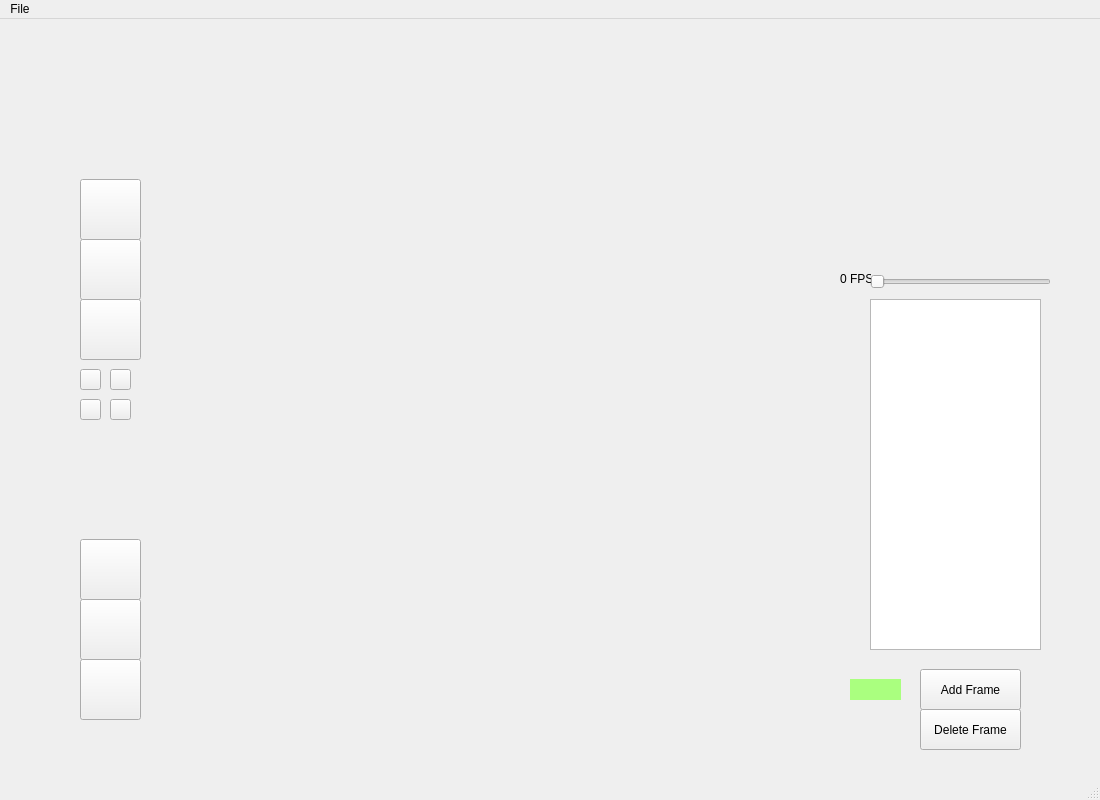
Before: the Qt Designer form SpriteEditor/spriteview.ui in bestcreator01/sprite-editor, drawn with Qt 5.
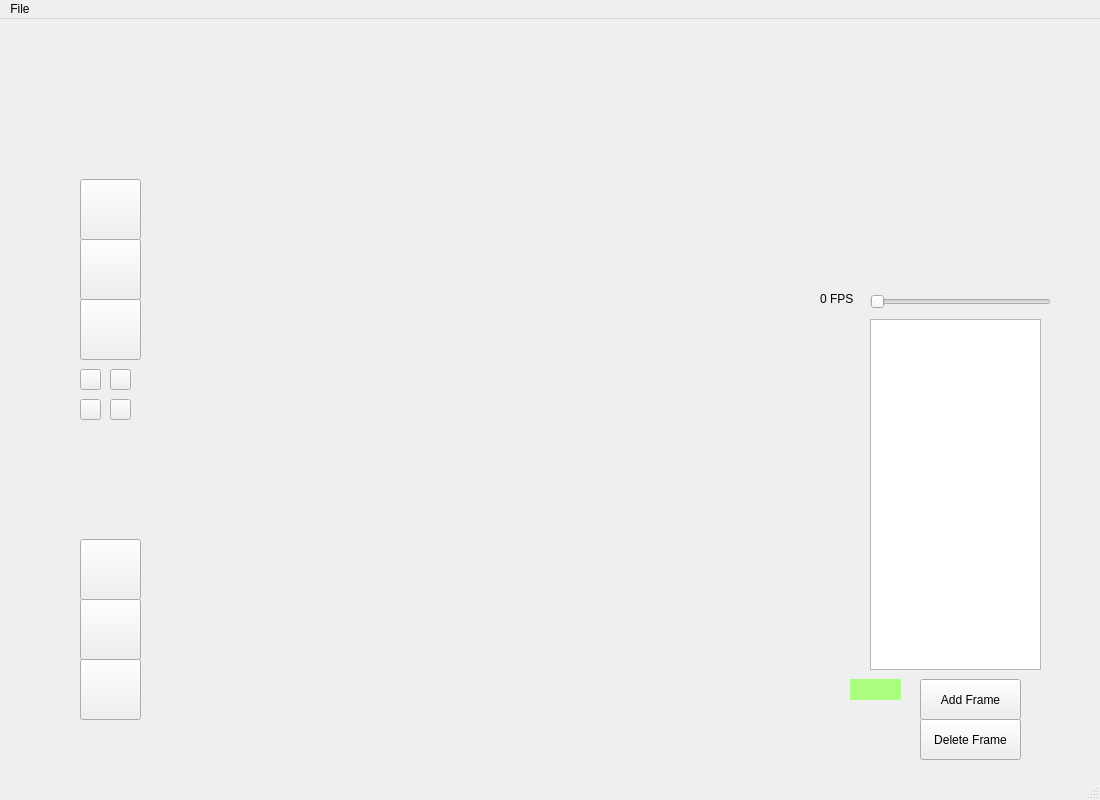
After: the same form once the commit is applied.

Commit message:
added the basis of Animation requirements
goind to now to work on the model part

```diff
--- a/SpriteEditor/spriteview.ui
+++ b/SpriteEditor/spriteview.ui
@@ -110,13 +110,13 @@
     <property name="geometry">
      <rect>
       <x>870</x>
-      <y>250</y>
+      <y>270</y>
       <width>181</width>
       <height>25</height>
      </rect>
     </property>
     <property name="maximum">
-     <number>20</number>
+     <number>30</number>
     </property>
     <property name="orientation">
      <enum>Qt::Horizontal</enum>
@@ -126,7 +126,7 @@
     <property name="geometry">
      <rect>
       <x>920</x>
-      <y>650</y>
+      <y>660</y>
       <width>101</width>
       <height>41</height>
      </rect>
@@ -139,7 +139,7 @@
     <property name="geometry">
      <rect>
       <x>920</x>
-      <y>690</y>
+      <y>700</y>
       <width>101</width>
       <height>41</height>
      </rect>
@@ -151,9 +151,9 @@
    <widget class="QLabel" name="FPSLabel">
     <property name="geometry">
      <rect>
-      <x>840</x>
-      <y>250</y>
-      <width>31</width>
+      <x>820</x>
+      <y>270</y>
+      <width>51</width>
       <height>20</height>
      </rect>
     </property>
@@ -165,7 +165,7 @@
     <property name="geometry">
      <rect>
       <x>870</x>
-      <y>280</y>
+      <y>300</y>
       <width>171</width>
       <height>351</height>
      </rect>
```
Left out of the diff: 4 changed lines with no effect on the pictures. The commit also changes 2 other files.
